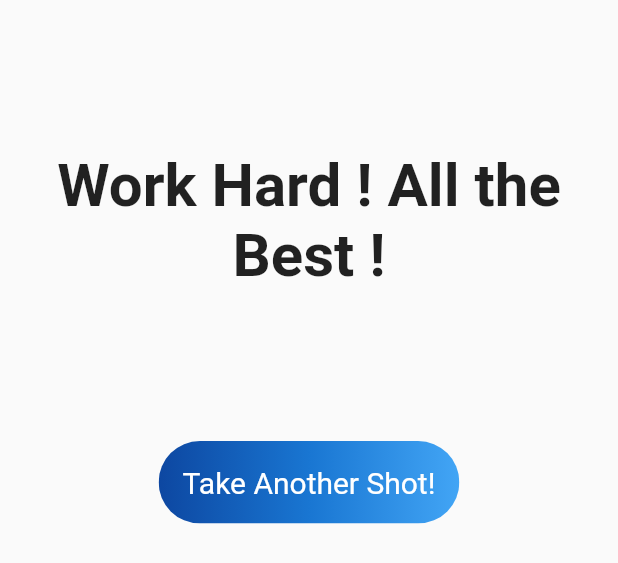
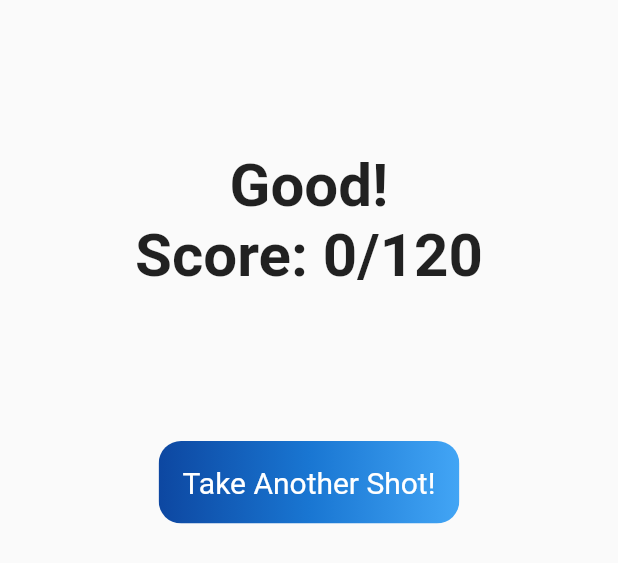
Before and after one commit to suryaprakashbt22/Simple_Quiz_App_Flutter, a Flutter app: the Result widget shown alone on an empty page, opened directly with empty values, on a phone screen of 412 x 824 dp. Shown: the top 563 px of the screen. Run offline on Flutter 3.47's test engine with Material 2 defaults, Android fonts, the phone set to English and light mode, and no system bars.

Commit message:
Update result.dart

```diff
--- a/lib/result.dart
+++ b/lib/result.dart
@@ -7,14 +7,13 @@ class Result extends StatelessWidget {
 
   String get resultRemarks {
     var resultText;
-    if (resultScore == 30) {
-      resultText = "30/30 Excellent Performance !";
-    } else if (resultScore == 20) {
-      resultText = "20/30 Keep it Up !";
-    } else if (resultScore == 10) {
-      resultText = "10/30 Good !";
-    } else {
-      resultText = "Work Hard ! All the Best !";
+
+    if (resultScore >= 90) {
+      resultText = "Excellent Performance!\n" + "Score: $resultScore/120";
+    } else if (resultScore < 90 && resultScore >= 75) {
+      resultText = "Keep it Up!\n" + "Score: $resultScore/120";
+    } else if (resultScore < 75) {
+      resultText = "Good!\n" + "Score: $resultScore/120";
     }
     return resultText;
   }
@@ -30,13 +29,9 @@ class Result extends StatelessWidget {
           textAlign: TextAlign.center,
         ),
       ),
-      //TextButton(
-      //style: TextButton.styleFrom(
-      //textStyle: const TextStyle(fontSize: 20),
-      //),
       const SizedBox(height: 100),
       ClipRRect(
-        borderRadius: BorderRadius.circular(40),
+        borderRadius: BorderRadius.circular(15),
         child: Stack(
           children: <Widget>[
             Positioned.fill(
```
